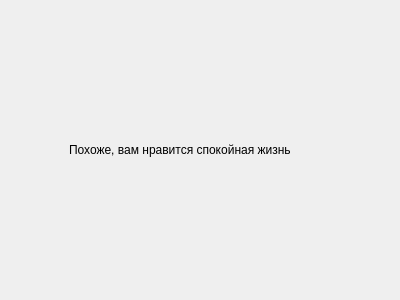
Old version of the form source/planner.ui in the repository Proctocheck/project-y.
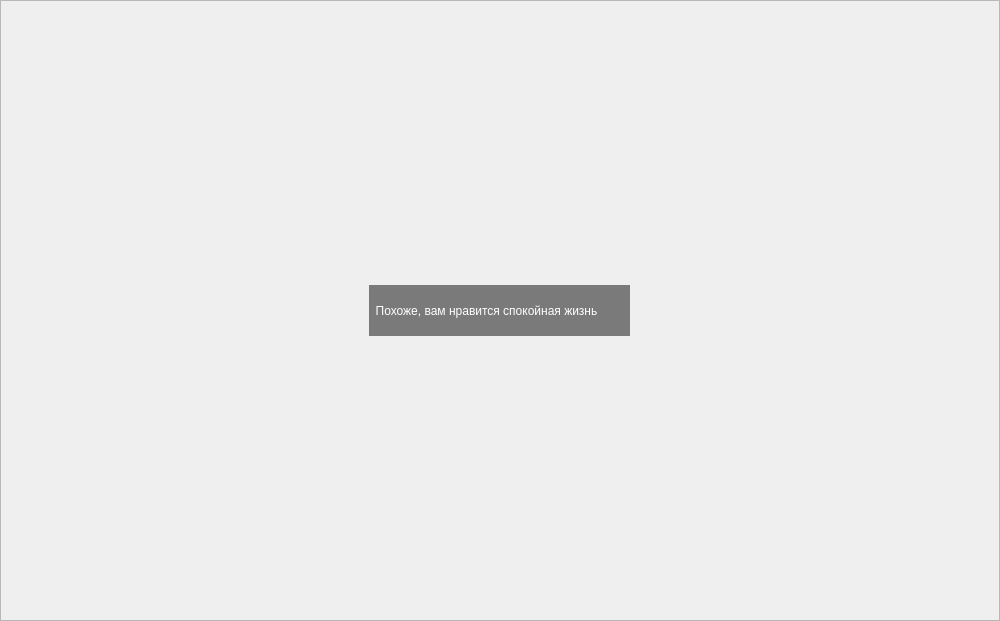
New version of the form.

The edit to the form file:
```diff
--- a/source/planner.ui
+++ b/source/planner.ui
@@ -6,13 +6,46 @@
    <rect>
     <x>0</x>
     <y>0</y>
-    <width>400</width>
-    <height>300</height>
+    <width>1000</width>
+    <height>621</height>
    </rect>
   </property>
+  <property name="minimumSize">
+   <size>
+    <width>1000</width>
+    <height>621</height>
+   </size>
+  </property>
   <property name="windowTitle">
    <string>Form</string>
   </property>
+  <layout class="QGridLayout" name="gridLayou">
+   <property name="leftMargin">
+    <number>0</number>
+   </property>
+   <property name="topMargin">
+    <number>0</number>
+   </property>
+   <property name="rightMargin">
+    <number>0</number>
+   </property>
+   <property name="bottomMargin">
+    <number>0</number>
+   </property>
+   <item row="0" column="0">
+    <widget class="QScrollArea" name="scrollArea">
+     <property name="widgetResizable">
+      <bool>true</bool>
+     </property>
+     <widget class="QWidget" name="scrollAreaWidgetContents">
+      <property name="geometry">
+       <rect>
+        <x>0</x>
+        <y>0</y>
+        <width>998</width>
+        <height>619</height>
+       </rect>
+      </property>
   <layout class="QGridLayout" name="gridLayout">
    <item row="0" column="0">
     <widget class="QLabel" name="label">
@@ -22,9 +55,18 @@
        <height>51</height>
       </size>
      </property>
+         <property name="styleSheet">
+          <string notr="true">background-color: rgb(157, 157, 157);
+background-color: rgb(122, 122, 122);
+color: rgb(255, 255, 255);</string>
+         </property>
      <property name="text">
-      <string>Похоже, вам нравится спокойная жизнь</string>
-     </property>
+          <string>  Похоже, вам нравится спокойная жизнь</string>
+         </property>
+        </widget>
+       </item>
+      </layout>
+     </widget>
     </widget>
    </item>
   </layout>
```
Lines whose indentation alone changed are shown as unchanged.
